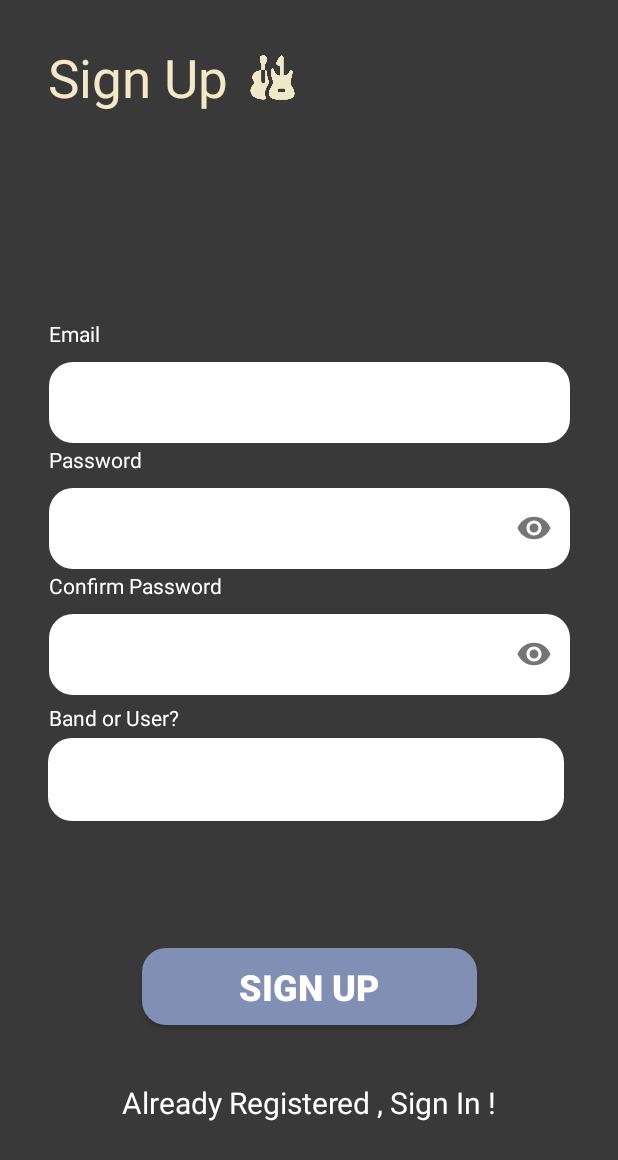
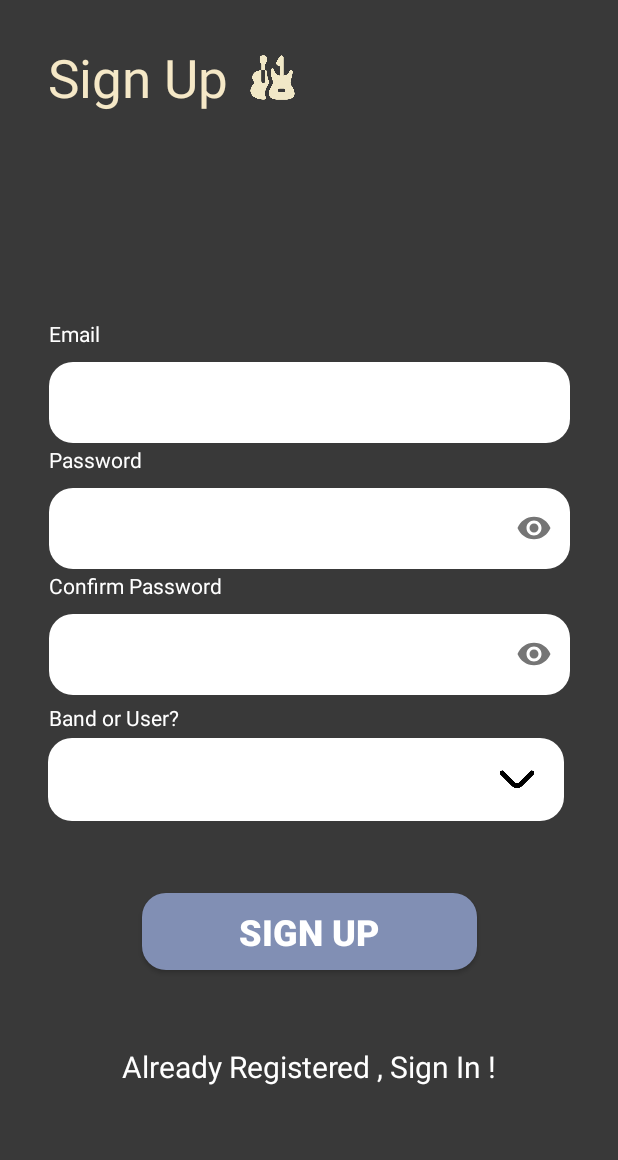
Before and after one commit to PHY5ZEKE/BookABand, an Android app: the layout activity_sign_up.xml on its own in the app's theme, with its tools: preview values and no code run, on a phone screen of 412 x 824 dp. Shown: the top 1160 px of the screen. Run offline under Robolectric (Android 15) with nearby library versions, the phone set to English and light mode, and no system bars.

Commit message:
layout changes

```diff
--- a/app/src/main/res/layout/activity_sign_up.xml
+++ b/app/src/main/res/layout/activity_sign_up.xml
@@ -1,14 +1,19 @@
 <?xml version="1.0" encoding="utf-8"?>
-<androidx.constraintlayout.widget.ConstraintLayout xmlns:android="http://schemas.android.com/apk/res/android"
+<ScrollView xmlns:android="http://schemas.android.com/apk/res/android"
     xmlns:app="http://schemas.android.com/apk/res-auto"
     xmlns:tools="http://schemas.android.com/tools"
     android:layout_width="match_parent"
     android:layout_height="match_parent"
     android:background="#FFFFFF"
+    android:fillViewport="true"
+    app:layout_editor_absoluteX="7dp"
+    app:layout_editor_absoluteY="2dp"
     android:backgroundTint="#393939"
     tools:context=".SignUp">
 
-
+<androidx.constraintlayout.widget.ConstraintLayout
+    android:layout_width="match_parent"
+    android:layout_height="match_parent">
     <TextView
         android:id="@+id/textView25"
         android:layout_width="156dp"
@@ -142,17 +147,16 @@
         android:layout_width="223dp"
         android:layout_height="51dp"
         android:layout_marginHorizontal="16dp"
+        android:layout_marginTop="48dp"
         android:background="@drawable/rounded_edittext_background"
         android:backgroundTint="#818FB4"
         android:text="Sign Up"
         android:textColor="@color/white"
         android:textSize="24sp"
         android:textStyle="bold"
-        app:layout_constraintBottom_toBottomOf="parent"
         app:layout_constraintEnd_toEndOf="parent"
         app:layout_constraintStart_toStartOf="parent"
-        app:layout_constraintTop_toBottomOf="@+id/confirmPasswordLayout"
-        app:layout_constraintVertical_bias="0.545" />
+        app:layout_constraintTop_toBottomOf="@+id/Access" />
 
     <TextView
         android:id="@+id/textView"
@@ -205,4 +209,17 @@
         app:layout_constraintStart_toStartOf="parent"
         app:layout_constraintTop_toBottomOf="@+id/confirmPasswordLayout"
         app:layout_constraintVertical_bias="0.0" />
+
+    <ImageView
+        android:id="@+id/imageView6"
+        android:layout_width="56dp"
+        android:layout_height="39dp"
+        app:layout_constraintBottom_toBottomOf="@+id/Access"
+        app:layout_constraintEnd_toEndOf="@+id/Access"
+        app:layout_constraintHorizontal_bias="0.989"
+        app:layout_constraintStart_toStartOf="@+id/Access"
+        app:layout_constraintTop_toTopOf="@+id/Access"
+        app:layout_constraintVertical_bias="0.562"
+        app:srcCompat="@drawable/down" />
 </androidx.constraintlayout.widget.ConstraintLayout>
+</ScrollView>
--- a/app/src/main/res/values/themes.xml
+++ b/app/src/main/res/values/themes.xml
@@ -1,6 +1,6 @@
 <resources xmlns:tools="http://schemas.android.com/tools">
     <!-- Base application theme. -->
-    <style name="Base.Theme.BookABand" parent="Theme.Material3.DayNight">
+    <style name="Base.Theme.BookABand" parent="Theme.Material3.DayNight.NoActionBar">
         <item name="colorPrimary">@color/your_primary_color</item>
         <item name="colorPrimaryVariant">@color/your_primary_color</item>
         <item name="colorOnPrimary">@color/your_primary_color</item>
```
Also changed, not shown: app/src/main/res/layout/activity_login.xml (+12 -9 lines), app/src/main/res/layout/activity_login_user.xml (+10 -8 lines), app/src/main/res/drawable/down.png (added).
